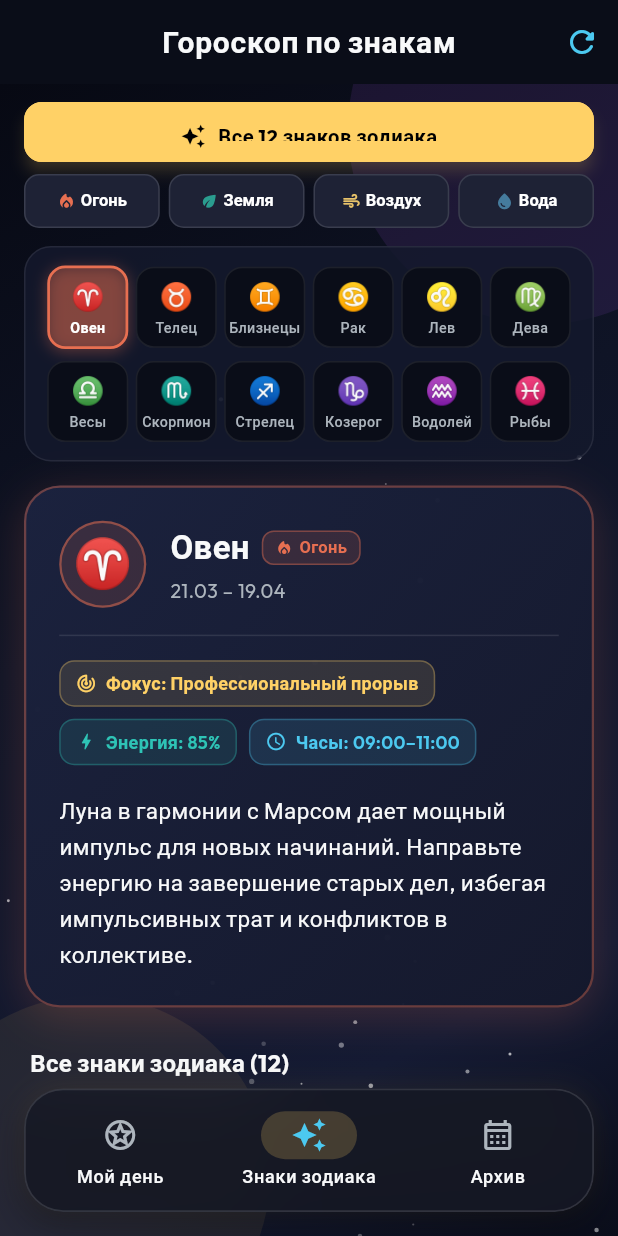
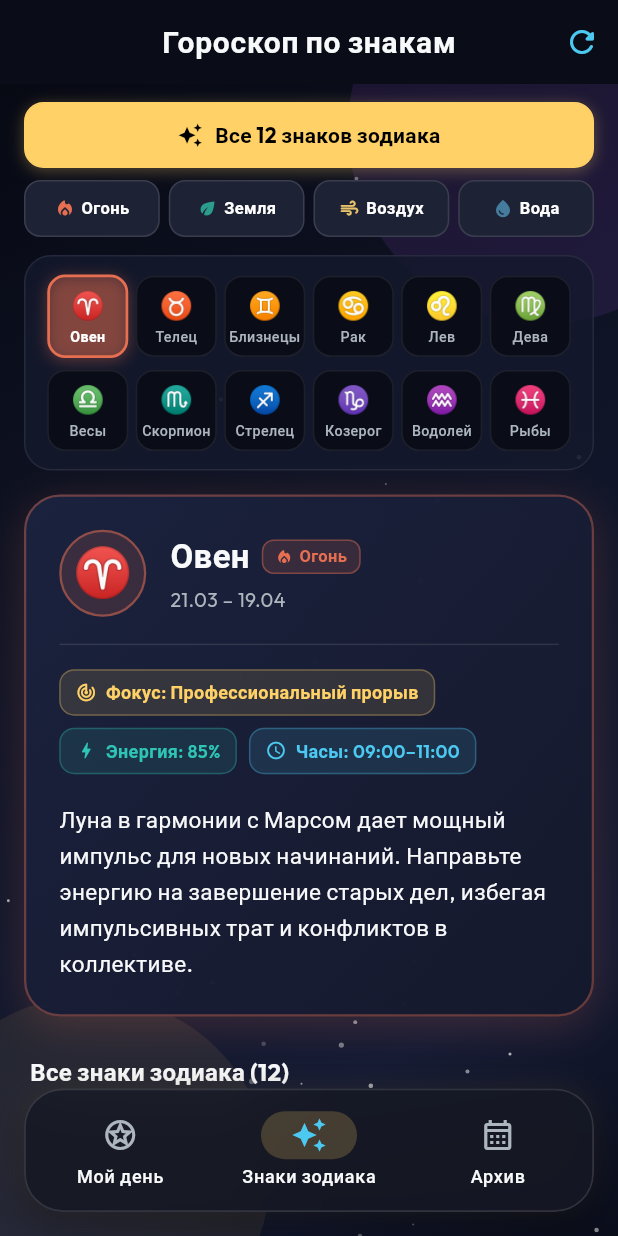
Before and after one commit to olegsidorenco-byte/Horoscope-for-all-ru-, a Flutter app: the screen it shows after launch, item 2 of the bottom bar chosen, on a phone screen of 412 x 824 dp. Run offline on Flutter 3.47's test engine with Material 3 defaults, Android fonts, the light colour scheme and no system bars; drawn by our look-alikes of flutter_animate; our stand-ins replace flutter_local_notifications, google_fonts, shared_preferences, timezone; network calls fail.

Commit message:
Исправлено центрирование и высота кнопки Все знаки зодиака для исключения обрезания текста

```diff
--- a/mobile_app/lib/ui/screens/zodiac_screen.dart
+++ b/mobile_app/lib/ui/screens/zodiac_screen.dart
@@ -201,49 +201,62 @@ class _ZodiacScreenState extends State<ZodiacScreen> {
       padding: const EdgeInsets.symmetric(horizontal: 16),
       child: Column(
         children: [
-          // 1. Верхняя кнопка "Все 12 знаков зодиака" по всей ширине экрана с идеальной контрастностью
-          SizedBox(
-            width: double.infinity,
-            height: 40,
-            child: ElevatedButton.icon(
-              onPressed: () {
+          // 1. Верхняя кнопка "Все 12 знаков зодиака" по всей ширине экрана с идеальным центрированием
+          GestureDetector(
+            onTap: () {
               setState(() {
                 _selectedElement = 'Все';
               });
             },
-              icon: Icon(
+            child: Container(
+              width: double.infinity,
+              height: 44,
+              decoration: BoxDecoration(
+                color: isAllSelected
+                    ? CosmicTheme.goldAccent
+                    : const Color(0xFF1E2235),
+                borderRadius: BorderRadius.circular(13),
+                border: Border.all(
+                  color: isAllSelected ? CosmicTheme.goldAccent : Colors.white24,
+                  width: 1.2,
+                ),
+                boxShadow: isAllSelected
+                    ? [
+                        BoxShadow(
+                          color: CosmicTheme.goldAccent.withOpacity(0.3),
+                          blurRadius: 8,
+                          offset: const Offset(0, 2),
+                        ),
+                      ]
+                    : null,
+              ),
+              alignment: Alignment.center,
+              child: Row(
+                mainAxisAlignment: MainAxisAlignment.center,
+                mainAxisSize: MainAxisSize.min,
+                children: [
+                  Icon(
                     Icons.auto_awesome,
                     size: 17,
                     color: isAllSelected ? Colors.black : CosmicTheme.goldAccent,
                   ),
-              label: Text(
+                  const SizedBox(width: 8),
+                  Text(
                     'Все 12 знаков зодиака',
                     style: TextStyle(
-                  fontSize: 13.5,
+                      fontSize: 14,
                       fontWeight: FontWeight.bold,
                       color: isAllSelected ? Colors.black : Colors.white,
-                  letterSpacing: 0.3,
+                      height: 1.2,
                     ),
                   ),
-              style: ElevatedButton.styleFrom(
-                backgroundColor: isAllSelected
-                    ? CosmicTheme.goldAccent
-                    : const Color(0xFF1E2235),
-                foregroundColor: isAllSelected ? Colors.black : Colors.white,
-                elevation: isAllSelected ? 4 : 0,
-                side: BorderSide(
-                  color: isAllSelected ? CosmicTheme.goldAccent : Colors.white30,
-                  width: 1.2,
-                ),
-                shape: RoundedRectangleBorder(
-                  borderRadius: BorderRadius.circular(12),
-                ),
+                ],
               ),
             ),
           ),
           const SizedBox(height: 8),
 
-          // 2. 4 кнопки стихий в одну строку на всю ширину экрана (без прокрутки)
+          // 2. 4 кнопки стихий в одну строку на всю ширину экрана
           Row(
             children: [
               _buildElementButton('Огонь', const Color(0xFFE76F51), Icons.local_fire_department_rounded),
@@ -264,37 +277,42 @@ class _ZodiacScreenState extends State<ZodiacScreen> {
     final isSelected = _selectedElement == name;
 
     return Expanded(
-      child: SizedBox(
-        height: 36,
-        child: ElevatedButton(
-          onPressed: () {
+      child: GestureDetector(
+        onTap: () {
           setState(() {
             _selectedElement = name;
           });
         },
-          style: ElevatedButton.styleFrom(
-            padding: const EdgeInsets.symmetric(horizontal: 2),
-            backgroundColor: isSelected ? color : const Color(0xFF1E2235),
-            foregroundColor: isSelected ? Colors.black : Colors.white,
-            elevation: isSelected ? 3 : 0,
-            side: BorderSide(
+        child: Container(
+          height: 38,
+          decoration: BoxDecoration(
+            color: isSelected ? color : const Color(0xFF1E2235),
+            borderRadius: BorderRadius.circular(11),
+            border: Border.all(
               color: isSelected ? color : Colors.white12,
               width: 1,
             ),
-            shape: RoundedRectangleBorder(
-              borderRadius: BorderRadius.circular(10),
+            boxShadow: isSelected
+                ? [
+                    BoxShadow(
+                      color: color.withOpacity(0.3),
+                      blurRadius: 6,
+                      offset: const Offset(0, 2),
                     ),
+                  ]
+                : null,
           ),
+          alignment: Alignment.center,
           child: Row(
             mainAxisAlignment: MainAxisAlignment.center,
             mainAxisSize: MainAxisSize.min,
             children: [
               Icon(
                 icon,
-                size: 13,
+                size: 14,
                 color: isSelected ? Colors.black : color,
               ),
-              const SizedBox(width: 3),
+              const SizedBox(width: 4),
               Text(
                 name,
                 maxLines: 1,
--- a/mobile_app/pubspec.yaml
+++ b/mobile_app/pubspec.yaml
@@ -1,7 +1,7 @@
 name: cosmic_horoscope
 description: "Премиальное мобильное приложение ежедневного персонализированного астрологического гороскопа"
 publish_to: 'none'
-version: 1.0.6+6
+version: 1.0.7+7
 
 environment:
   sdk: '>=3.0.0 <4.0.0'
```
Also changed, not shown: 1 other file. Lines whose indentation alone changed are shown as unchanged.
